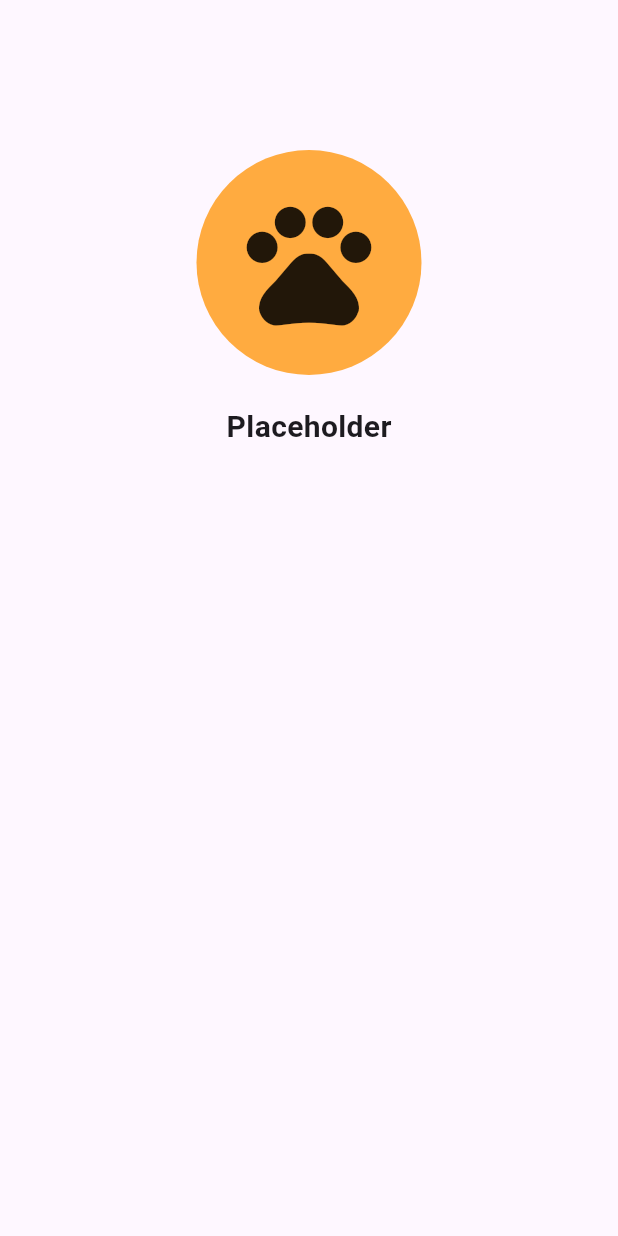
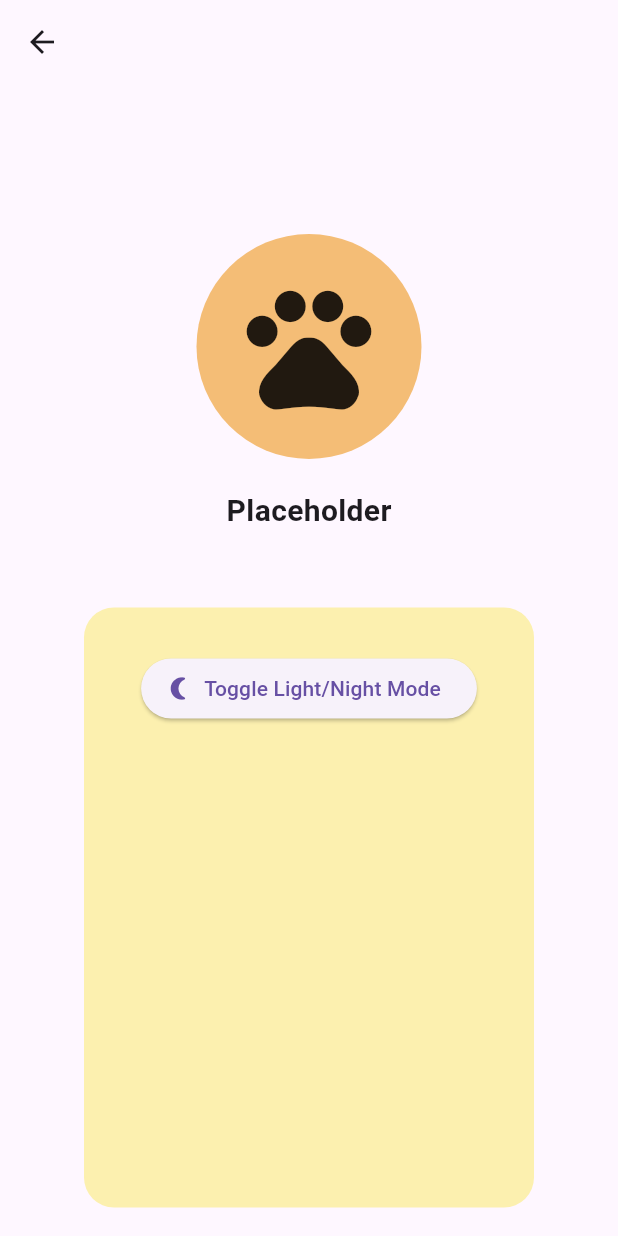
Before and after one commit to Evelyyn-14/PetCareApp, a Flutter app: the screen it shows after launch, on a phone screen of 412 x 824 dp. Run offline on Flutter 3.47's test engine with Material 3 defaults, Android fonts, the phone set to English and light mode, and no system bars.

Commit message:
Implement toggle light and dark mode.

```diff
--- a/lib/setting_screen.dart
+++ b/lib/setting_screen.dart
@@ -8,9 +8,19 @@ class SettingScreen extends StatefulWidget {
 }
 
 class _SettingScreenState extends State<SettingScreen> {
+  bool _nightMode = false;
+
   @override
   Widget build(BuildContext context) {
-    return Scaffold(
+    return MaterialApp(
+      theme: _nightMode ? ThemeData.dark() : ThemeData.light(),
+      home: Scaffold(
+        appBar: AppBar(
+          leading: IconButton(
+              icon: Icon(Icons.arrow_back),
+              onPressed: () => Null,
+            ),
+        ),
         body: Column(
           children: [
             Align(
@@ -20,15 +30,39 @@ class _SettingScreenState extends State<SettingScreen> {
                 width: 150,
                 height: 150,
                 decoration: BoxDecoration(
-                color: Colors.orangeAccent,
+                  color: const Color.fromARGB(255, 244, 189, 118),
                   borderRadius: BorderRadius.circular(100),
                 ),
-              child: Icon(Icons.pets, size: 100)
+                child: Icon(Icons.pets, size: 100),
               ),
             ),
-          SizedBox(height:20),
-          Text('Placeholder', style: TextStyle(fontSize: 20, fontWeight: FontWeight.bold))
+            SizedBox(height: 20),
+            Text('Placeholder', style: TextStyle(fontSize: 20, fontWeight: FontWeight.bold)),
+            Container(
+              margin: EdgeInsets.only(top: 50),
+              width: 300,
+              height: 400,
+              decoration: BoxDecoration(
+                color: Color.fromARGB(228, 252, 239, 165),
+                borderRadius: BorderRadius.circular(20),
+              ),
+              child: Column(
+                children: [
+                  SizedBox(height: 30),
+                  ElevatedButton.icon(
+                    onPressed: () {
+                      setState(() {
+                        _nightMode = !_nightMode;
+                      });
+                    },
+                    icon: Icon(Icons.nightlight_round),
+                    label: Text('Toggle Light/Night Mode'),
+                  ),
                 ],
+              ),
+            ),
+          ],
+        ),
       ),
     );
   }
```
Lines whose indentation alone changed are shown as unchanged.
